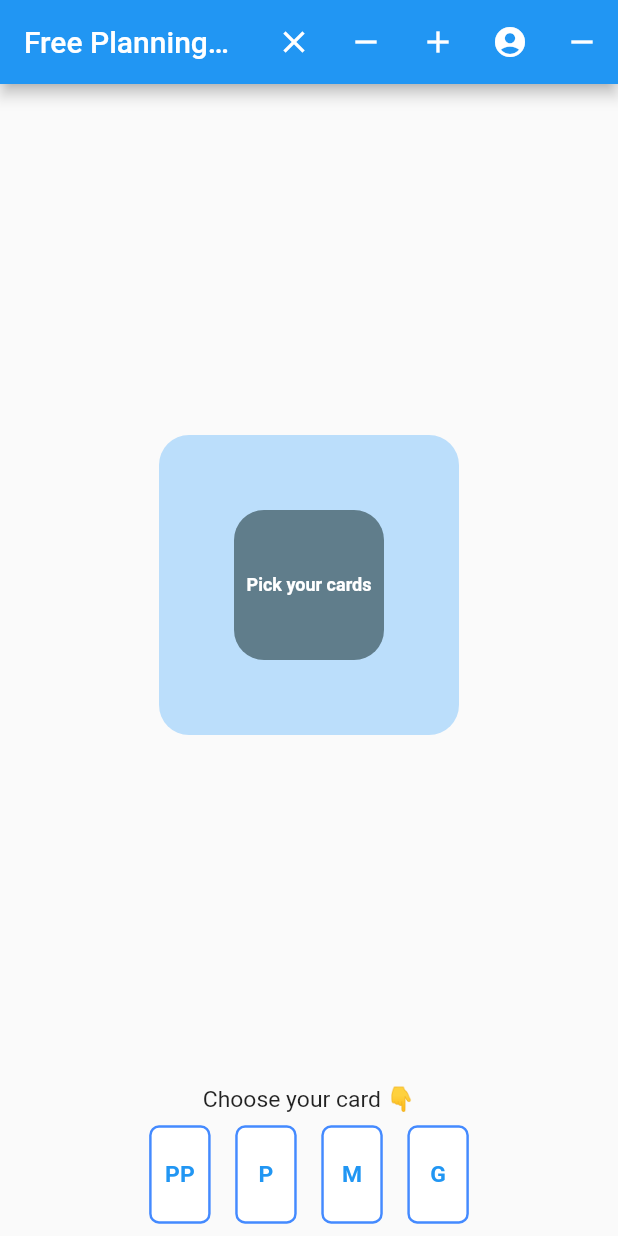
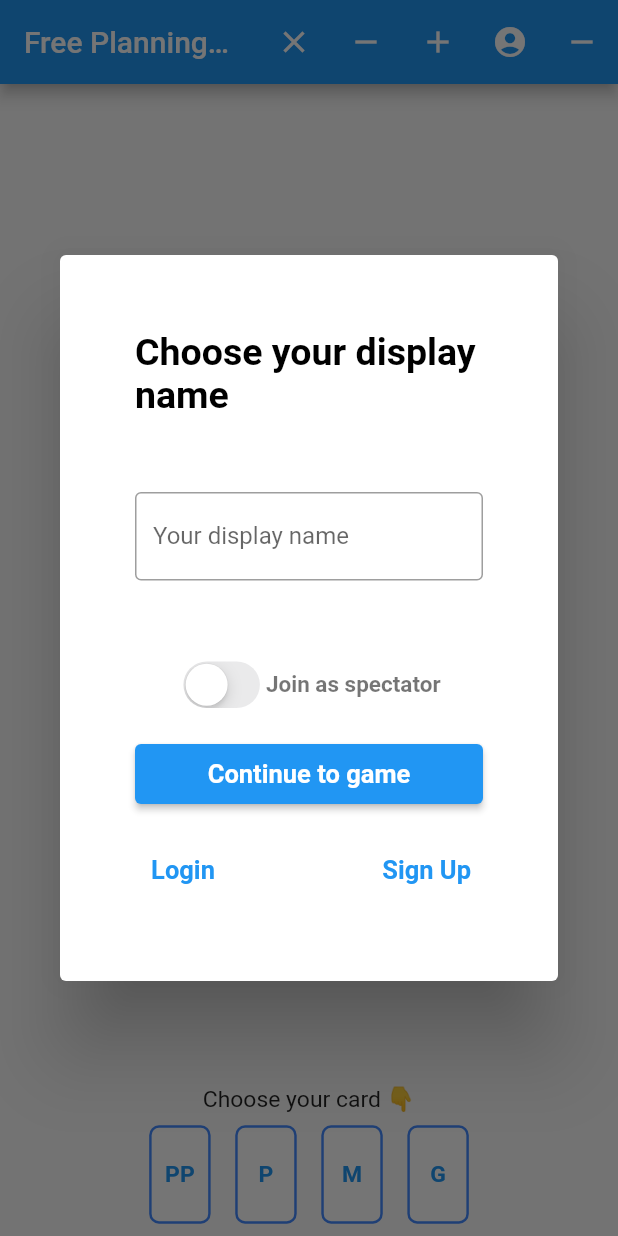
Before and after one commit to gianlucampos/planning_poker_frontend_clone, a Flutter app: the screen it shows after launch, on a phone screen of 412 x 824 dp. Run offline on Flutter 3.47's test engine with Material 2 defaults, Android fonts, the phone set to English and light mode, and no system bars; our stand-ins replace dio; missing offline and left inert: stomp_dart_client.

Commit message:
Criado modal para adicionar jogadores

```diff
--- a/lib/desktop/widgets/positioned_widget.dart
+++ b/lib/desktop/widgets/positioned_widget.dart
@@ -1,4 +1,6 @@
 import 'package:flutter/material.dart';
+import 'package:flutter/scheduler.dart';
+import 'package:planning_poker_flutter/shared/widgets/add_player_modal.dart';
 
 import '../../shared/core/globals.dart';
 import '../../shared/models/player_model.dart';
@@ -27,9 +29,16 @@ class _PositionedWidgetState extends State<PositionedWidget> {
   @override
   void initState() {
     super.initState();
+    SchedulerBinding.instance.addPostFrameCallback(
+      (_) => showDialog(
+        barrierDismissible: false,
+        context: context,
+        builder: (_) => AddPlayerModal(),
+      ),
+    );
     socketClient.send(destination: '/app/list');
     gameProvider.addListener(() {
-      if(!this.mounted) return;
+      if (!this.mounted) return;
       setState(() {
         loadPlayers();
       });
--- a/lib/mobile/widgets/positioned_widget.dart
+++ b/lib/mobile/widgets/positioned_widget.dart
@@ -1,5 +1,7 @@
 import 'package:flutter/material.dart';
+import 'package:flutter/scheduler.dart';
 
+import '../../shared/widgets/add_player_modal.dart';
 import '../../shared/core/globals.dart';
 import '../../shared/models/player_model.dart';
 import 'player/jogador_widget.dart';
@@ -27,6 +29,13 @@ class _PositionedWidgetState extends State<PositionedWidget> {
   @override
   void initState() {
     super.initState();
+    SchedulerBinding.instance.addPostFrameCallback(
+          (_) => showDialog(
+        barrierDismissible: false,
+        context: context,
+        builder: (_) => AddPlayerModal(),
+      ),
+    );
     socketClient.send(destination: '/app/list');
     gameProvider.addListener(() {
       if(!this.mounted) return;
--- /dev/null
+++ b/lib/shared/core/app_text_styles.dart
@@ -0,0 +1,27 @@
+import 'package:flutter/material.dart';
+
+class AppTextStyles {
+  static final TextStyle title = TextStyle(
+    color: Colors.black,
+    fontSize: 25,
+    fontWeight: FontWeight.bold,
+  );
+
+  static final TextStyle body = TextStyle(
+    color: Colors.black54,
+    fontSize: 15,
+    fontWeight: FontWeight.bold,
+  );
+
+  static final TextStyle button = TextStyle(
+    color: Colors.blue,
+    fontSize: 17,
+    fontWeight: FontWeight.bold,
+  );
+
+  static final TextStyle buttonWhite = TextStyle(
+    color: Colors.white,
+    fontSize: 17,
+    fontWeight: FontWeight.bold,
+  );
+}
--- a/lib/shared/core/globals.dart
+++ b/lib/shared/core/globals.dart
@@ -8,4 +8,4 @@ import 'web_socket_config.dart';
 GameProvider gameProvider = GameProvider();
 final socketClient = WebSocketConfig.stompClient;
 
-logger(String msg) => devtools.log(msg, time: DateTime.now());
+logger(dynamic msg) => devtools.log(msg.toString(), time: DateTime.now());
--- a/lib/shared/core/web_socket_config.dart
+++ b/lib/shared/core/web_socket_config.dart
@@ -7,6 +7,10 @@ import 'package:stomp_dart_client/stomp_frame.dart';
 
 import '../models/player_model.dart';
 import 'globals.dart';
+
+final RESET = '/app/resetList';
+final UNREGISTER = '/app/unregister';
+final REGISTER = '/app/register';
 
 class WebSocketConfig {
   static final _socketUrl =
--- a/lib/shared/utils/custom_app_bar_widget.dart
+++ b/lib/shared/utils/custom_app_bar_widget.dart
@@ -1,14 +1,11 @@
 import 'package:flutter/material.dart';
 
 import '../core/globals.dart';
+import '../core/web_socket_config.dart';
 import '../models/player_model.dart';
 
 //TODO transformar em classe
 AppBar customAppBar() {
-  final RESET = '/app/resetList';
-  final UNREGISTER = '/app/unregister';
-  final REGISTER = '/app/register';
-
   return AppBar(
     title: Text('Free Planning Poker'),
     actions: [
--- /dev/null
+++ b/lib/shared/widgets/add_player_modal.dart
@@ -0,0 +1,117 @@
+import 'package:flutter/cupertino.dart';
+import 'package:flutter/material.dart';
+import 'package:planning_poker_flutter/shared/core/app_text_styles.dart';
+import 'package:planning_poker_flutter/shared/core/globals.dart';
+
+import '../core/web_socket_config.dart';
+
+class AddPlayerModal extends StatefulWidget {
+  const AddPlayerModal({Key? key}) : super(key: key);
+
+  @override
+  State<AddPlayerModal> createState() => _AddPlayerModalState();
+}
+
+class _AddPlayerModalState extends State<AddPlayerModal> {
+  bool _isSpectador = false;
+  bool _isNotValid = false;
+  final _textController = TextEditingController();
+
+  @override
+  void dispose() {
+    super.dispose();
+    _textController.dispose();
+  }
+
+  @override
+  Widget build(BuildContext context) {
+    return Dialog(
+      child: Padding(
+        padding: const EdgeInsets.symmetric(horizontal: 50, vertical: 50),
+        child: SingleChildScrollView(
+          child: SizedBox(
+            width: 500,
+            child: Column(
+              mainAxisSize: MainAxisSize.min,
+              crossAxisAlignment: CrossAxisAlignment.start,
+              children: [
+                Text(
+                  'Choose your display name',
+                  style: AppTextStyles.title,
+                ),
+                SizedBox(height: 50),
+                TextField(
+                  controller: _textController,
+                  onTap: () {
+                    setState(() {
+                      _isNotValid = false;
+                    });
+                  },
+                  decoration: InputDecoration(
+                    labelText: 'Your display name',
+                    border: OutlineInputBorder(),
+                    errorText: _getErrorMessage(),
+                  ),
+                ),
+                SizedBox(height: 50),
+                Row(
+                  mainAxisAlignment: MainAxisAlignment.center,
+                  children: [
+                    CupertinoSwitch(
+                        value: _isSpectador,
+                        onChanged: (value) {
+                          super.setState(() {
+                            _isSpectador = value;
+                          });
+                        }),
+                    Text('Join as spectator', style: AppTextStyles.body),
+                  ],
+                ),
+                SizedBox(height: 20),
+                SizedBox(
+                  height: 40,
+                  width: double.infinity,
+                  child: ElevatedButton(
+                    onPressed: () {
+                      super.setState(() {
+                        _isNotValid = _textController.text.trim().isEmpty;
+                        if (_isNotValid) {
+                          return;
+                        }
+                        Navigator.of(context).pop();
+                        socketClient.send(
+                            destination: REGISTER, body: _textController.text);
+                      });
+                    },
+                    child: Text('Continue to game',
+                        style: AppTextStyles.buttonWhite),
+                  ),
+                ),
+                SizedBox(height: 20),
+                Row(
+                  mainAxisAlignment: MainAxisAlignment.spaceBetween,
+                  children: [
+                    TextButton(
+                      onPressed: () {},
+                      child: Text('Login', style: AppTextStyles.button),
+                    ),
+                    TextButton(
+                        onPressed: () {},
+                        child: Text('Sign Up', style: AppTextStyles.button)),
+                  ],
+                ),
+              ],
+            ),
+          ),
+        ),
+      ),
+    );
+  }
+
+  String? _getErrorMessage() {
+    if (_isNotValid & _textController.text.isEmpty) {
+      return "Please enter a display name!";
+    }
+    return null;
+  }
+}
```
Also changed, not shown: lib/shared/utils/custom_text_button.dart (renamed from lib/shared/utils/custom_text_buttom.dart).
